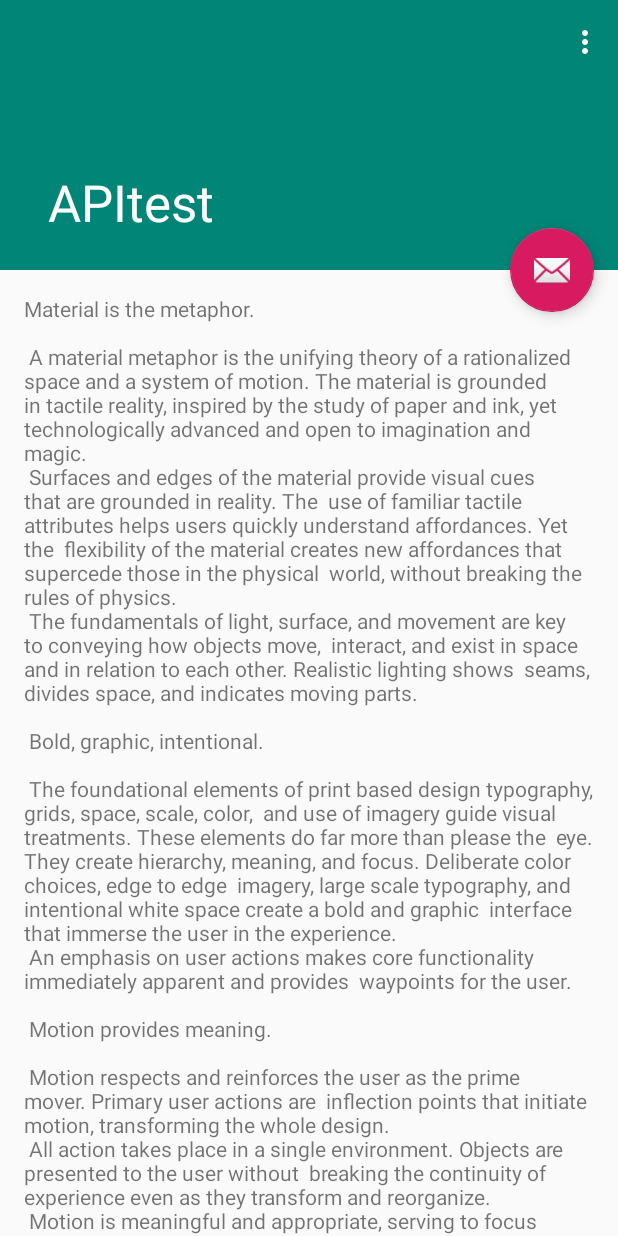
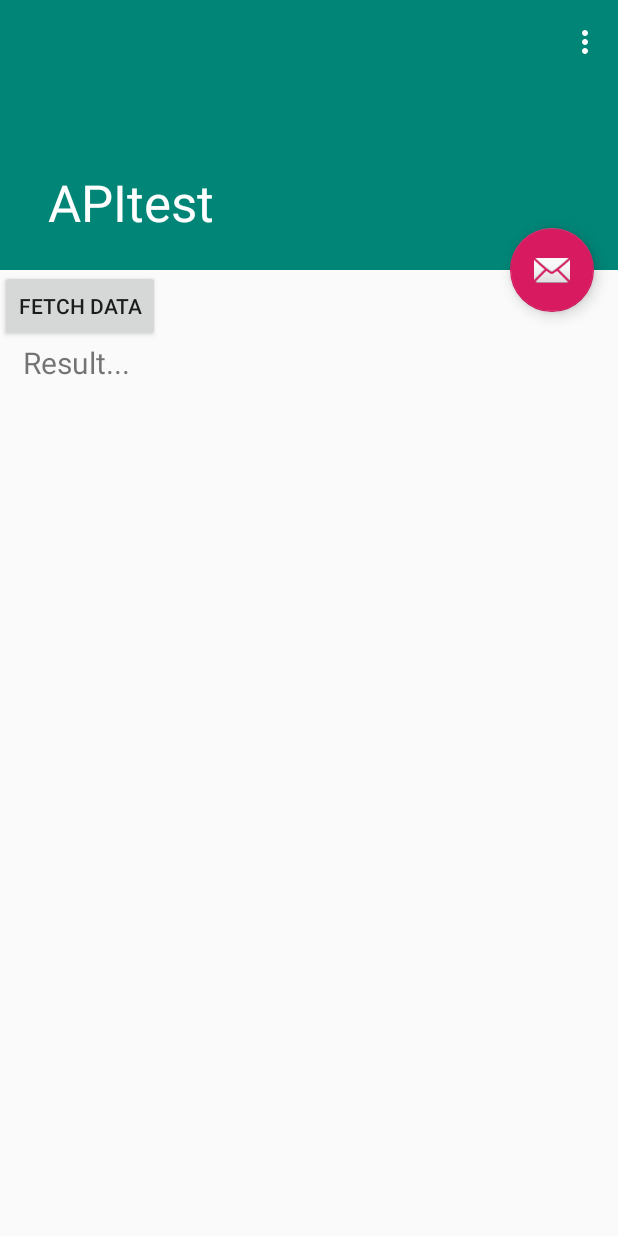
Before and after one commit to MohammedElonX/APItest, an Android app: the screen it shows after launch (ScrollingActivity), on a phone screen of 412 x 824 dp. Run offline under Robolectric (Android 15) with nearby library versions, the phone set to English and light mode, and no system bars.

Commit message:
Testig the HusmoData API

```diff
--- a/app/build.gradle
+++ b/app/build.gradle
@@ -5,7 +5,7 @@ android {
     buildToolsVersion "29.0.2"
     defaultConfig {
         applicationId "com.example.apitest"
-        minSdkVersion 17
+        minSdkVersion 19
         targetSdkVersion 28
         versionCode 1
         versionName "1.0"
@@ -24,6 +24,7 @@ dependencies {
     implementation 'com.squareup.okhttp3:okhttp:3.12.3'
     implementation 'com.android.support:appcompat-v7:28.0.0'
     implementation 'com.android.support:design:28.0.0'
+    implementation 'com.android.support.constraint:constraint-layout:1.1.3'
     testImplementation 'junit:junit:4.12'
     androidTestImplementation 'com.android.support.test:runner:1.0.2'
     androidTestImplementation 'com.android.support.test.espresso:espresso-core:3.0.2'
--- a/app/src/main/res/layout/content_scrolling.xml
+++ b/app/src/main/res/layout/content_scrolling.xml
@@ -1,5 +1,5 @@
 <?xml version="1.0" encoding="utf-8"?>
-<android.support.v4.widget.NestedScrollView
+<LinearLayout
         xmlns:android="http://schemas.android.com/apk/res/android"
         xmlns:tools="http://schemas.android.com/tools"
         xmlns:app="http://schemas.android.com/apk/res-auto"
@@ -7,12 +7,21 @@
         tools:showIn="@layout/activity_scrolling"
         android:layout_width="match_parent"
         android:layout_height="match_parent"
-        tools:context=".ScrollingActivity">
+        tools:context=".ScrollingActivity"
+        android:orientation="vertical">
+
+    <Button android:layout_width="wrap_content"
+            android:layout_height="wrap_content"
+            android:text="Fetch Data"
+            android:id="@+id/btn"/>
 
     <TextView
             android:layout_width="wrap_content"
             android:layout_height="wrap_content"
-            android:layout_margin="@dimen/text_margin"
-            android:text="@string/large_text"/>
+            android:text="Result..."
+            android:id="@+id/textVi"
+            android:paddingLeft="10dp"
+            android:layout_marginLeft="5dp"
+            android:textSize="20dp"/>
 
-</android.support.v4.widget.NestedScrollView>
+</LinearLayout>
--- a/app/src/main/res/menu/menu_scrolling.xml
+++ b/app/src/main/res/menu/menu_scrolling.xml
@@ -3,7 +3,7 @@
       xmlns:tools="http://schemas.android.com/tools"
       tools:context="com.example.apitest.ScrollingActivity">
     <item android:id="@+id/action_settings"
-          android:title="@string/action_settings"
+          android:title="Go to Monnify Api testing"
           android:orderInCategory="100"
           app:showAsAction="never"/>
 </menu>
--- a/app/src/main/res/values/strings.xml
+++ b/app/src/main/res/values/strings.xml
@@ -90,4 +90,5 @@
         "when a user tries to pick up one of cards.\n\n"
     </string>
     <string name="action_settings">Settings</string>
+    <string name="title_activity_monnify_api">monnifyApi</string>
 </resources>
```
Also changed, not shown: app/src/main/AndroidManifest.xml (+7 -0 lines), app/src/main/java/com/example/apitest/ScrollingActivity.java (+70 -1 lines), app/src/main/java/com/example/apitest/monnifyApi.java (added, +29 -0 lines), app/src/main/res/layout/activity_monnify_api.xml (added, +34 -0 lines), app/src/main/res/layout/content_monnify_api.xml (added, +12 -0 lines).
